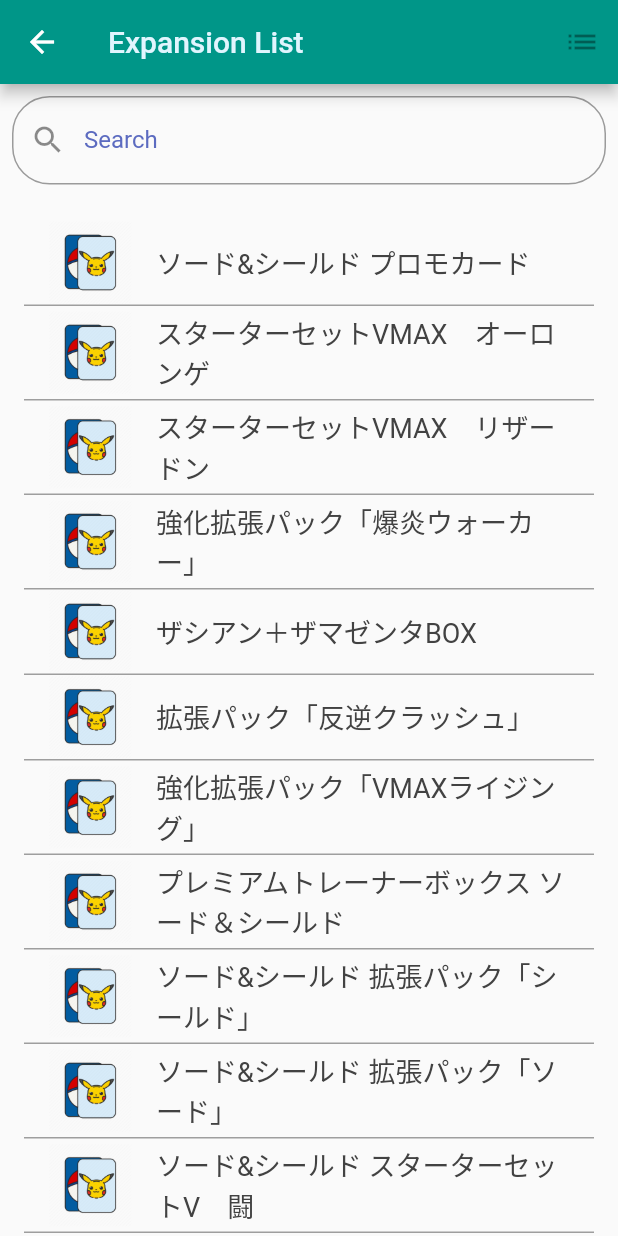
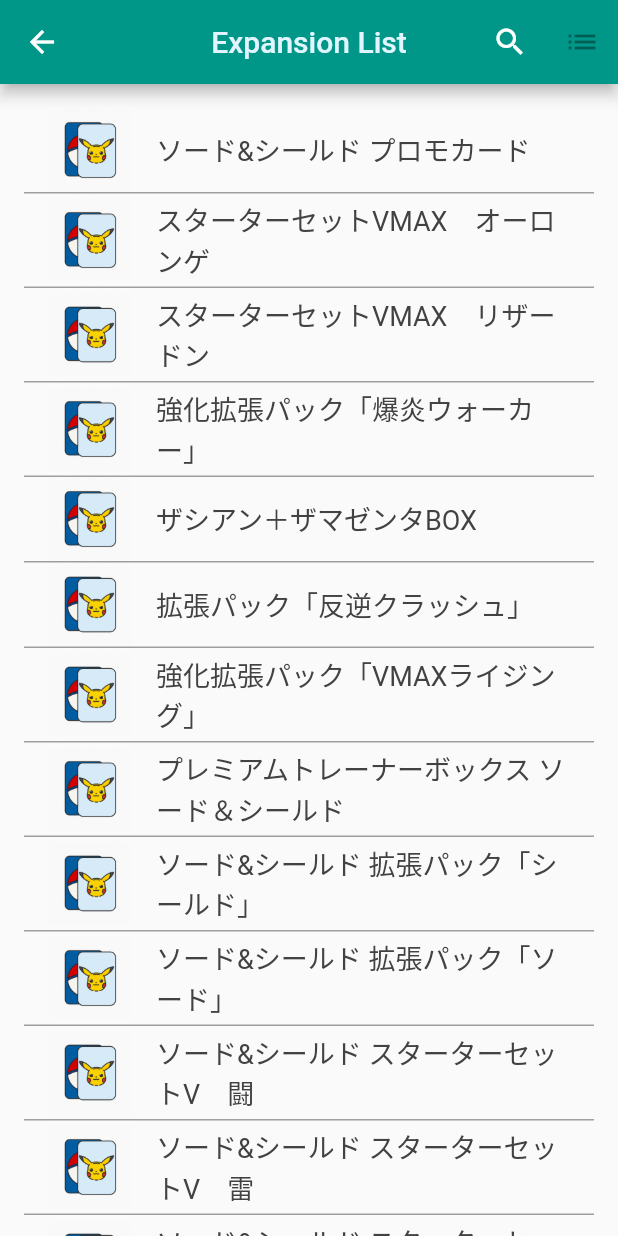
Before and after one commit to uewtwo/ptcgb_flutter, a Flutter app: the Generations screen opened by its route, after a tap on "ソード＆シールド", on a phone screen of 412 x 824 dp. Run offline on Flutter 3.47's test engine with Material 2 defaults, Android fonts, the phone set to English and light mode, and no system bars; our stand-ins replace dio; generated files the repository leaves out were written again.

Commit message:
Add search card feature.

```diff
--- /dev/null
+++ b/lib/common/appbar_search.dart
@@ -0,0 +1,105 @@
+import 'package:flutter/material.dart';
+
+class AppBarSearch {
+  AppBarSearch({
+    @required this.state,
+    this.title,
+    this.hintText = 'search...',
+    this.onPressed,
+    this.controller,
+    this.onSubmitted,
+    this.onEditingComplete,
+  }) {
+    title ??= Text('search...');
+    _hintText = hintText;
+    _onPressed = onPressed ?? _pressedFunc;
+    _appBarTitle = GestureDetector(
+      child: title,
+      onTap: _onPressed,
+    );
+    // title is now a GestureDetector widget.
+    title = _appBarTitle;
+    _onSubmitted = onSubmitted;
+    _onEditingComplete = onEditingComplete;
+    _icon = Icon(Icons.search);
+    _textController = controller ?? TextEditingController();
+    _wasPressed = false;
+  }
+  final State state;
+  Widget title;
+  final String hintText;
+  final VoidCallback onPressed;
+  final TextEditingController controller;
+  final ValueChanged<String> onSubmitted;
+  final VoidCallback onEditingComplete;
+
+  Widget _appBarTitle;
+  String _hintText;
+  VoidCallback _onPressed;
+  TextEditingController _textController;
+  ValueChanged<String> _onSubmitted;
+  VoidCallback _onEditingComplete;
+
+  Icon _icon;
+  bool _wasPressed;
+
+  IconButton get searchIcon => IconButton(
+    icon: _icon,
+    onPressed: _onPressed,
+  );
+
+  Widget onTitle(Widget title) {
+    if (_wasPressed) return this.title;
+    if (title != null && title is! GestureDetector) {
+      _appBarTitle = GestureDetector(
+        child: title,
+        onTap: _onPressed,
+      );
+    }
+    return _appBarTitle;
+  }
+
+  IconButton onSearchIcon({
+    String hintText,
+    TextEditingController controller,
+    ValueChanged<String> onSubmitted,
+    VoidCallback onEditingComplete,
+  }) {
+    if (hintText != null) _hintText = hintText;
+    if (controller != null) _textController = controller;
+    if (onSubmitted != null) _onSubmitted = onSubmitted;
+    if (onEditingComplete != null) _onEditingComplete = onEditingComplete;
+    return searchIcon;
+  }
+
+  void _pressedFunc() {
+    _wasPressed = true;
+    if (_icon.icon == Icons.search) {
+      _icon = Icon(Icons.close);
+      title = TextField(
+        controller: _textController,
+        textInputAction: TextInputAction.search,
+        onSubmitted: _submitFunc,
+        onEditingComplete: _onEditingComplete,
+        decoration: InputDecoration(
+          prefixIcon: Icon(Icons.search),
+          hintText: _hintText,
+        ),
+        autofocus: true,
+      );
+    } else {
+      _icon = Icon(Icons.search);
+      title = _appBarTitle;
+      _textController.clear();
+    }
+    // Display the change in the app's title
+    state.setState(() {});
+  }
+
+  void _submitFunc(String value) {
+    _pressedFunc();
+    if (_onSubmitted != null) {
+      _onSubmitted(value);
+    } else if (onSubmitted != null) onSubmitted(value);
+  }
+}
--- /dev/null
+++ b/lib/models/api/search_result_cards.dart
@@ -0,0 +1,45 @@
+import 'package:json_annotation/json_annotation.dart';
+
+part 'search_result_cards.g.dart';
+
+@JsonSerializable()
+class SearchResultCards {
+  final int result;
+  final String errMsg;
+  final int thisPage;
+  final int maxPage;
+  final int hitCnt;
+  final int cardStart;
+  final int cardEnd;
+  final List<String> searchCondition;
+  final String regulation;
+  final List<SearchResultCard> cardList;
+
+  SearchResultCards({
+    this.result,
+    this.errMsg,
+    this.thisPage,
+    this.maxPage,
+    this.hitCnt,
+    this.cardStart,
+    this.cardEnd,
+    this.searchCondition,
+    this.regulation,
+    this.cardList
+  });
+
+  factory SearchResultCards.fromJson(Map<String, dynamic> json) => _$SearchResultCardsFromJson(json);
+  Map<String, dynamic> toJson() => _$SearchResultCardsToJson(this);
+}
+
+@JsonSerializable()
+class SearchResultCard {
+  final String cardID;
+  final String cardThumbFile;
+  final String cardNameAltText;
+  final String cardNameViewText;
+
+  SearchResultCard({this.cardID, this.cardThumbFile, this.cardNameAltText, this.cardNameViewText});
+  factory SearchResultCard.fromJson(Map<String, String> json) => _$SearchResultCardFromJson(json);
+  Map<String, String> toJson() => _$SearchResultCardToJson(this);
+}
--- a/lib/models/cards/card_contents.dart
+++ b/lib/models/cards/card_contents.dart
@@ -1,6 +1,7 @@
 import 'package:json_annotation/json_annotation.dart';
 import 'package:ptcgb_flutter/models/cards/ability_content.dart';
 import 'package:ptcgb_flutter/models/cards/attack_content.dart';
+// TODO: 下記はモデルを使えていない
 import 'package:ptcgb_flutter/models/cards/opt_value_content.dart';
 import 'package:ptcgb_flutter/models/cards/resistances_content.dart';
 import 'package:ptcgb_flutter/models/cards/retreats_content.dart';
--- a/lib/screens/app.dart
+++ b/lib/screens/app.dart
@@ -3,6 +3,7 @@
 import 'package:ptcgb_flutter/screens//home/home.dart';
 import 'package:ptcgb_flutter/screens/cards/card_detail.dart';
 import 'package:ptcgb_flutter/screens/cards/card_list.dart';
+import 'package:ptcgb_flutter/screens/cards/search_cards.dart';
 import 'package:ptcgb_flutter/screens/expansions/expansions.dart';
 
 import 'generations/generations.dart';
@@ -23,6 +24,8 @@
         '/decks': (BuildContext context) => Home(),
         '/deck': (BuildContext context) => Home(),
         '/events': (BuildContext context) => Home(),
+        '/search_cards': (BuildContext context) => SearchCards(),
+        '/search_events': (BuildContext context) => Home(),
       },
       theme: ThemeData(
         primaryColor: Colors.teal, // app header background
--- a/lib/screens/expansions/expansions.dart
+++ b/lib/screens/expansions/expansions.dart
@@ -1,42 +1,100 @@
 import 'dart:convert';
+import 'package:dio/dio.dart';
 import 'package:flutter/material.dart';
 import 'package:flutter/services.dart';
+import 'package:ptcgb_flutter/common/appbar_search.dart';
+import 'package:ptcgb_flutter/models/api/search_result_cards.dart';
 
 import 'package:ptcgb_flutter/models/expansion/expansion_contents.dart';
 
-class Expansions extends StatelessWidget {
+class Expansions extends StatefulWidget {
+  @override
+  ExpansionsState createState() => ExpansionsState();
+}
+
+class ExpansionsState extends State<Expansions> {
   final TextStyle _biggerFont = TextStyle(fontSize: 18.0);
+  ExpansionsState() {
+    dio = Dio();
+    _listContent = [];
+    _searchText = "";
+    _pageNum = 1;
+  }
+  Dio dio;
+  List<SearchResultCard> _listContent;
+  String _searchText;
+  int _hitCnt;
+  int _pageNum;
+
+  AppBarSearch appbarsearch;
+
+  @override
+  void initState() {
+    super.initState();
+
+    appbarsearch = AppBarSearch(
+      state: this,
+      onSubmitted: _searchCardsByKeyword
+    );
+  }
 
   @override
   Widget build(BuildContext context) {
-    final String generation = ModalRoute.of(context).settings.arguments;
+    final String gen = ModalRoute.of(context).settings.arguments;
+    return _buildExpansionsList(context, gen);
+  }
+
+  Widget _buildExpansionsList(BuildContext context, String gen) {
     return Scaffold(
-        appBar: AppBar(title: Text('Expansion List'), actions: <Widget>[
+        appBar: AppBar(
+            centerTitle: true,
+            title: appbarsearch.onTitle(const Text('Expansion List')),
+            actions: <Widget>[
+              appbarsearch.searchIcon,
               IconButton(icon: Icon(Icons.list), onPressed: null),
             ]),
-        body: Container(
+        body: _searchText.isEmpty
+            ? this._getExpansionContentsByGen(context, gen)
+            : this._buildSearchCardList()
+    );
+  }
+
+  Widget _getExpansionContentsByGen(BuildContext context, String gen) {
+    return Container(
         child: Column(children: <Widget>[
-              Padding(
-                  padding: const EdgeInsets.all(8.0),
-                  child: TextField(
-                    onChanged: (value) {},
-                    controller: TextEditingController(),
-                    decoration: InputDecoration(
-                        labelText: "Search",
-                        hintText: "Search",
-                        prefixIcon: Icon(Icons.search),
-                        border: OutlineInputBorder(
-                            borderRadius: BorderRadius.all(Radius.circular(25.0)))),
-                  )),
           Expanded(
               child: Center(
                   child: FutureBuilder(
-                future: this.getExpansionContentsByGen(context, generation),
+                    future: this.getExpansionContentsByGen(context, gen),
                     builder: (BuildContext context, AsyncSnapshot snapshot) {
                       return _buildExpansions(context, snapshot);
                     },
                   ))),
-            ])));
+        ])
+    );
+  }
+
+  Widget _buildSearchCardList() {
+    return Scrollbar(
+      child: ListView.builder(
+          itemCount: _listContent.length,
+          padding: const EdgeInsets.all(16.0),
+          itemBuilder: (context, index) {
+            if ((_hitCnt != null && index + 1 < _hitCnt)
+                && index + 1 >= _listContent.length) {
+              _pageNum++;
+              _searchCardsByKeyword(_searchText, page: _pageNum);
+            }
+            return Container(
+              decoration: new BoxDecoration(
+                  border: new Border(bottom: BorderSide(width: 1.0, color: Colors.grey))),
+              child: ListTile(
+                title: Text(_listContent[index].cardNameViewText, style: _biggerFont),
+                onTap: () {},
+              ),
+            );
+          }),
+    );
   }
 
   Widget _buildExpansions(BuildContext context, AsyncSnapshot snapshot) {
@@ -99,4 +157,39 @@
 
     return _expansions;
   }
+
+  void _searchCardsByKeyword(String keyword, {int page = 1}) async {
+    _searchText = "";
+    // 何となく2文字以上でsubmitされた場合に絞る
+    if (keyword.length >= 2) {
+      final url = 'https://www.pokemon-card.com/card-search/resultAPI.php';
+      final payload = {
+        'keyword': keyword,
+        'regulation_sidebar_form': 'XY',
+        'sm_and_keyword': true,
+        'page': page
+      };
+
+      // FIXME: エラーハンドリング
+      final Response response = await dio.post(
+          url,
+          data: new FormData.fromMap(payload),
+          options: Options(
+            headers: {},
+          ));
+
+      final SearchResultCards resData = SearchResultCards.fromJson(
+          response.data);
+
+      setState(() {
+        _searchText = keyword;
+        _hitCnt = resData.hitCnt;
+        if (page == 1) {
+          _listContent = [];
         }
+
+        _listContent.addAll(resData.cardList);
+      });
+    }
+  }
+}
--- a/pubspec.yaml
+++ b/pubspec.yaml
@@ -26,6 +26,9 @@
   # Use with the CupertinoIcons class for iOS style icons.
   cupertino_icons: ^0.1.2
   draggable_scrollbar: ^0.0.4
+
+  dio: ^3.0.9
+  dio_cookie_manager: ^1.0.0
 
 dev_dependencies:
   flutter_test:
```
Also changed, not shown: lib/common/utils.dart (added, +8 -0 lines), lib/screens/cards/card_list.dart (+16 -13 lines), lib/screens/cards/search_cards.dart (added, +105 -0 lines), lib/screens/generations/generations.dart (+8 -6 lines), lib/screens/home/home.dart (+10 -0 lines), lib/models/api/search_result_cards.g.dart (added), pubspec.lock. Lines whose indentation alone changed are shown as unchanged.
